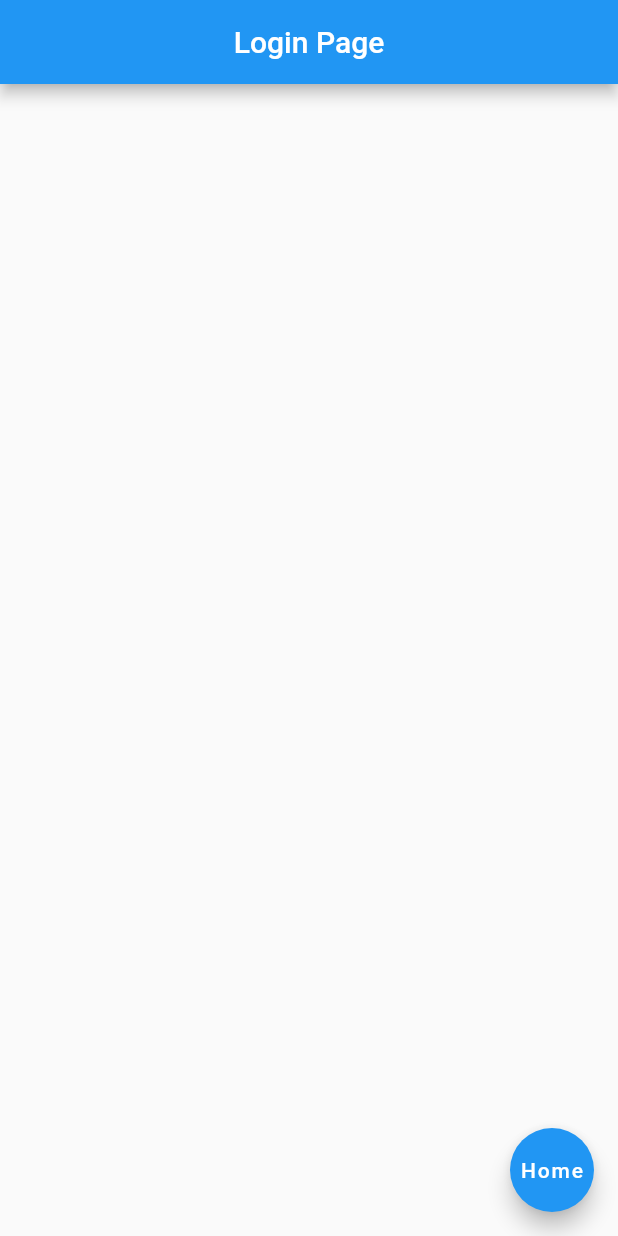
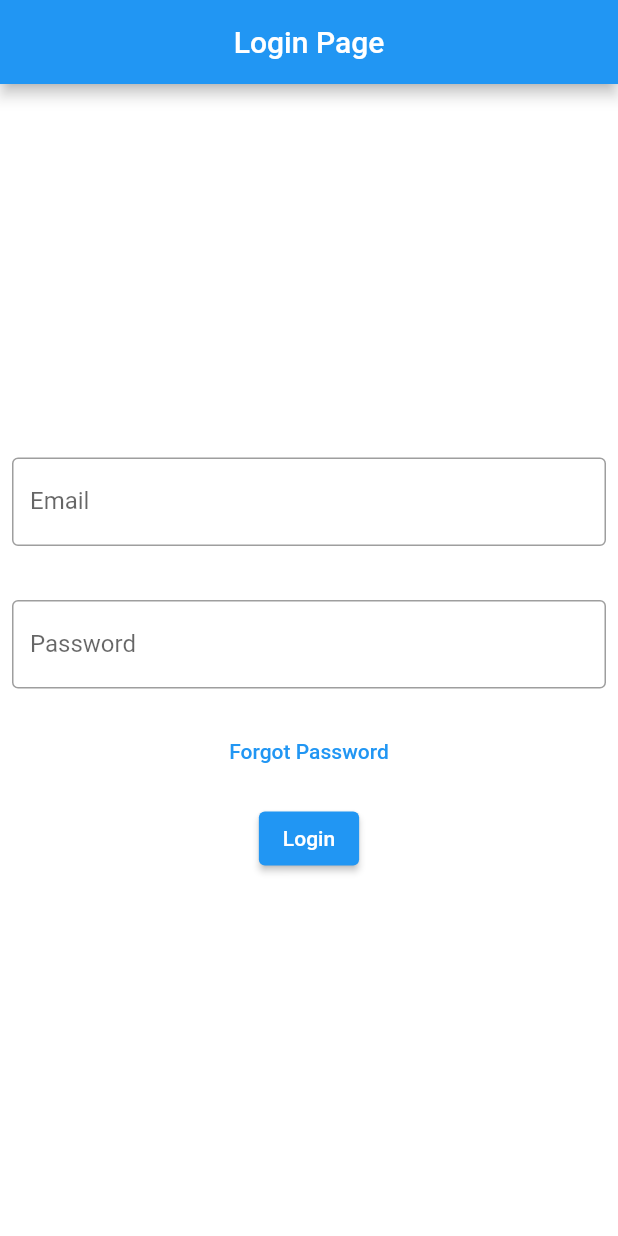
Before and after one commit to vpareek1308/crowdsource_project, a Flutter app: the screen it shows after launch, on a phone screen of 412 x 824 dp. Run offline on Flutter 3.47's test engine with Material 2 defaults, Android fonts, the phone set to English and light mode, and no system bars.

Commit message:
Created login page frontend.

```diff
--- a/lib/screens/login.dart
+++ b/lib/screens/login.dart
@@ -10,11 +10,58 @@ class Login extends StatelessWidget {
           title: Text("Login Page"),
           centerTitle: true,
         ),
-        floatingActionButton: FloatingActionButton(
-          child: Text("Home"),
-          onPressed: () {
-            Navigator.pushNamed(context, '/home');
-          },
+        backgroundColor: Colors.white,
+        body: Container(
+          color: Colors.blue[10],
+          child: Column(
+            crossAxisAlignment: CrossAxisAlignment.center,
+            mainAxisAlignment: MainAxisAlignment.center,
+            children: [
+              Padding(
+                padding: const EdgeInsets.all(8.0),
+                child: TextField(
+                  decoration: InputDecoration(
+                    border: OutlineInputBorder(),
+                    labelText: 'Email',
+                    hintText: 'Enter Valid Email Id',
+                  ),
+                ),
+              ),
+              SizedBox(
+                height: 20,
+              ),
+              Padding(
+                padding: const EdgeInsets.all(8.0),
+                child: TextField(
+                  obscureText: true,
+                  decoration: InputDecoration(
+                    border: OutlineInputBorder(),
+                    labelText: 'Password',
+                    hintText: 'Enter Password',
+                  ),
+                ),
+              ),
+              SizedBox(
+                height: 10,
+              ),
+              TextButton(
+                onPressed: () {},
+                child: Text(
+                  "Forgot Password",
+                  style: TextStyle(
+                    color: Colors.blue,
+                  ),
+                ),
+              ),
+              SizedBox(
+                height: 10,
+              ),
+              ElevatedButton(
+                onPressed: () => Navigator.pushNamed(context, '/home'),
+                child: Text('Login'),
+              )
+            ],
+          ),
         ),
       ),
     );
```
